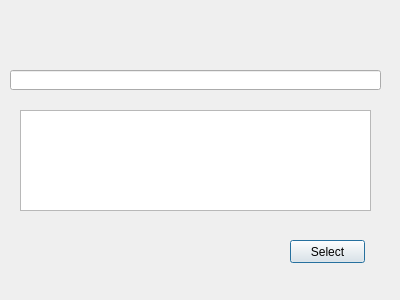
Qt form comp_selector.ui (Anujg935/OMChemSimGUI) before a commit.
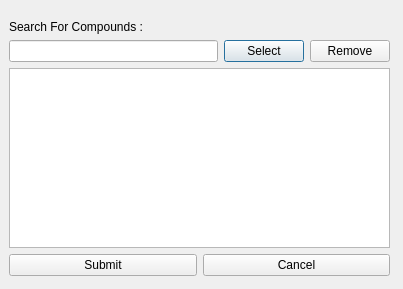
The same form after that commit.

Commit message: Compond Selector

The edit to the form file:
```diff
--- a/comp_selector.ui
+++ b/comp_selector.ui
@@ -6,45 +6,92 @@
    <rect>
     <x>0</x>
     <y>0</y>
-    <width>400</width>
-    <height>300</height>
+    <width>403</width>
+    <height>289</height>
    </rect>
   </property>
   <property name="windowTitle">
    <string>Compounds Selector</string>
   </property>
-  <widget class="QLineEdit" name="lineEdit">
+  <widget class="QWidget" name="verticalLayoutWidget">
    <property name="geometry">
     <rect>
-     <x>10</x>
-     <y>70</y>
-     <width>371</width>
-     <height>20</height>
+     <x>9</x>
+     <y>20</y>
+     <width>381</width>
+     <height>256</height>
     </rect>
    </property>
-  </widget>
-  <widget class="QTableView" name="tableView">
-   <property name="geometry">
-    <rect>
-     <x>20</x>
-     <y>110</y>
-     <width>351</width>
-     <height>101</height>
-    </rect>
-   </property>
-  </widget>
-  <widget class="QPushButton" name="pushButton">
-   <property name="geometry">
-    <rect>
-     <x>290</x>
-     <y>240</y>
-     <width>75</width>
-     <height>23</height>
-    </rect>
-   </property>
-   <property name="text">
-    <string>Select</string>
-   </property>
+   <layout class="QVBoxLayout" name="verticalLayout">
+    <item>
+     <widget class="QLabel" name="label">
+      <property name="text">
+       <string>Search For Compounds :</string>
+      </property>
+     </widget>
+    </item>
+    <item>
+     <layout class="QHBoxLayout" name="horizontalLayout_2">
+      <item>
+       <widget class="QLineEdit" name="lineEdit"/>
+      </item>
+      <item>
+       <widget class="QPushButton" name="compoundSelectButton">
+        <property name="text">
+         <string>Select</string>
+        </property>
+       </widget>
+      </item>
+      <item>
+       <widget class="QPushButton" name="pushButton_3">
+        <property name="text">
+         <string>Remove</string>
+        </property>
+       </widget>
+      </item>
+     </layout>
+    </item>
+    <item>
+     <widget class="QListWidget" name="listWidget">
+      <property name="frameShape">
+       <enum>QFrame::StyledPanel</enum>
+      </property>
+      <property name="editTriggers">
+       <set>QAbstractItemView::NoEditTriggers</set>
+      </property>
+      <property name="showDropIndicator" stdset="0">
+       <bool>false</bool>
+      </property>
+      <property name="movement">
+       <enum>QListView::Static</enum>
+      </property>
+      <property name="isWrapping" stdset="0">
+       <bool>false</bool>
+      </property>
+      <property name="selectionRectVisible">
+       <bool>true</bool>
+      </property>
+     </widget>
+    </item>
+    <item>
+     <layout class="QHBoxLayout" name="horizontalLayout_4">
+      <item>
+       <widget class="QPushButton" name="pushButton">
+        <property name="text">
+         <string>Submit</string>
+        </property>
+       </widget>
+      </item>
+      <item>
+       <widget class="QPushButton" name="pushButton_2">
+        <property name="text">
+         <string>Cancel</string>
+        </property>
+       </widget>
+      </item>
+     </layout>
+    </item>
+   </layout>
   </widget>
  </widget>
  <resources/>
```
The commit also changes 4 other files.
